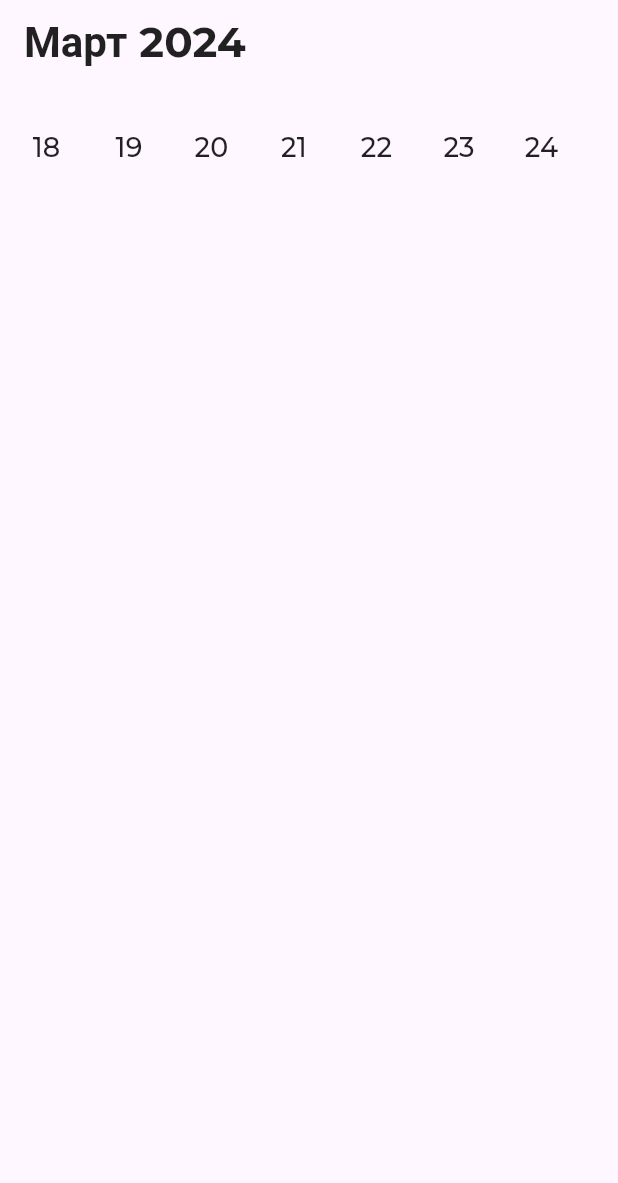
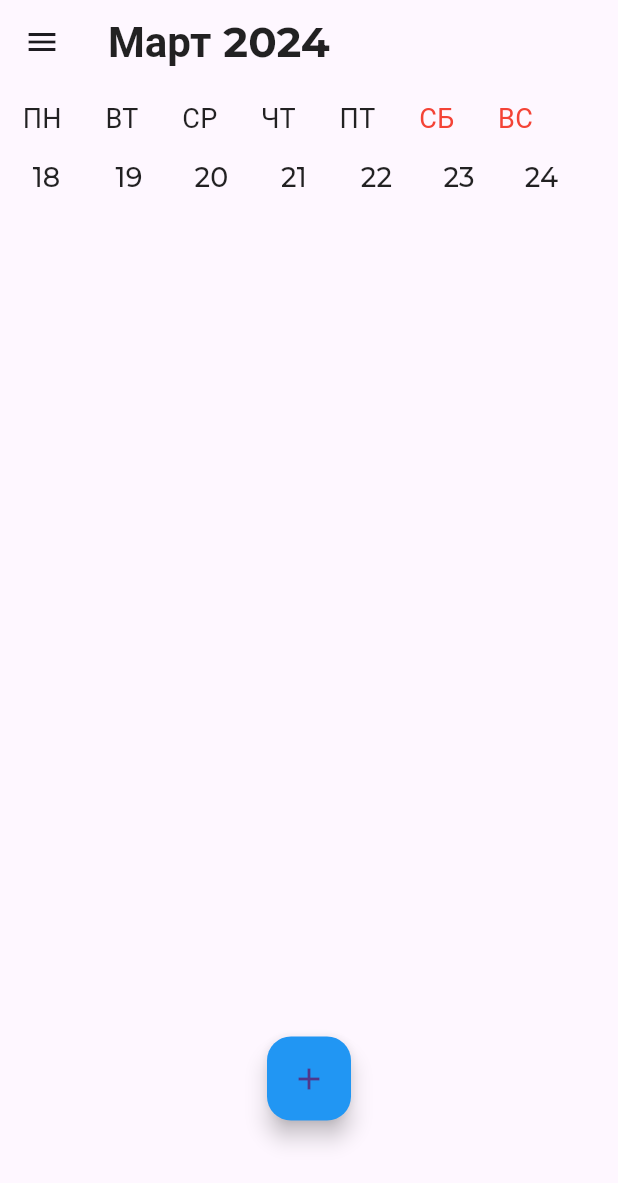
Before and after one commit to schlimmsten/Multitask, a Flutter app: the screen it shows after launch, after a tap on "Продолжить", on a phone screen of 412 x 824 dp. Shown: the top 1183 px of the screen. Run offline on Flutter 3.47's test engine with Material 3 defaults, Android fonts, the phone set to English and light mode, and no system bars; project files that could hold a hidden picture were left out.

Commit message:
Добавлены дни недели Собраны даты Кнопка добавления на главном экране Тотальное расчленение

```diff
--- /dev/null
+++ b/lib/main_screen_components/add_button.dart
@@ -0,0 +1,19 @@
+import 'package:flutter/material.dart';
+
+class AddButton extends StatelessWidget {
+  const AddButton({super.key});
+
+  @override
+  Widget build(BuildContext context) {
+    return Align(
+      alignment: Alignment.bottomCenter,
+      child: FloatingActionButton(
+        onPressed: () {
+        // момент добавления компонента
+        },
+        backgroundColor: Colors.blue,
+        child: const Icon(Icons.add),
+      )
+    );
+  }
+}
--- /dev/null
+++ b/lib/main_screen_components/date_builder.dart
@@ -0,0 +1,88 @@
+import 'package:flutter/material.dart';
+import 'package:multitask/text_style.dart';
+
+List<int> weekNumbers = [];
+DateTime now = DateTime.now();
+
+class DateBuilder extends StatefulWidget {
+  const DateBuilder({super.key});
+
+  @override
+  State<DateBuilder> createState() => _DateBuilderState();
+}
+
+class _DateBuilderState extends State<DateBuilder> {
+
+//куда то пихнуть initState, возможно обертка поможет
+
+  @override
+  void initState() {
+    super.initState();
+    _generateWeekNumbers();
+  }
+
+  void _generateWeekNumbers() {
+    int currentDay = now.weekday;
+    for (int i = 1; i <= 7; i++) {
+      int dayDifference = i - currentDay;
+      DateTime date = now.add(Duration(days: dayDifference));
+      weekNumbers.add(date.day);
+    }
+  }
+
+  @override
+  Widget build(BuildContext context) {
+      return SizedBox(
+        height: 65,
+        child: ListView.builder(
+          scrollDirection: Axis.horizontal,
+          itemCount: weekNumbers.length,
+          itemBuilder: (context, index) {
+            return DateOfWeek(text: weekNumbers[index].toString());
+          }
+        )
+      );
+    }
+}
+
+//ошибка сидит тут
+
+class DateOfWeek extends StatefulWidget {
+  final String text;
+
+  const DateOfWeek({super.key, required this.text});
+
+  //хули тварь ругается / реши потом
+  @override
+  State<DateOfWeek> createState() => _DateOfWeekState(text);
+}
+
+class _DateOfWeekState extends State<DateOfWeek> {
+
+  final String text;
+
+  _DateOfWeekState(this.text);
+
+  @override
+  Widget build(BuildContext context) {
+    return Container(
+    padding: const EdgeInsets.only(left: 7),
+    width: 55,
+    child: TextButton(
+      onPressed: () {
+        setState(() {
+          //меняем цвет
+        });
+      },
+      style: TextButton.styleFrom(
+        shape: const CircleBorder()
+        ),
+      child: Text(
+        text,
+        style: smallTextStyle(),
+        textAlign: TextAlign.center
+        ),
+      ),
+    );
+  }
+}
--- /dev/null
+++ b/lib/main_screen_components/day_builder.dart
@@ -0,0 +1,34 @@
+import 'package:flutter/material.dart';
+import 'package:multitask/text_style.dart';
+
+List<Text> days = [
+    Text('ПН', style: smallTextStyle()),
+    Text('ВТ', style: smallTextStyle()),
+    Text('СР', style: smallTextStyle()),
+    Text('ЧТ', style: smallTextStyle()),
+    Text('ПТ', style: smallTextStyle()),
+    Text('СБ', style: redSmallTextStyle()),
+    Text('ВС', style: redSmallTextStyle()),
+];
+
+class DayBuilder extends StatelessWidget {
+  const DayBuilder({super.key});
+
+  @override
+  Widget build(BuildContext context) {
+    return SizedBox(
+      height: 20,
+      child: ListView.builder(
+        //padding: const EdgeInsets.only(top: 10),
+        scrollDirection: Axis.horizontal,
+        itemCount: days.length,
+        itemBuilder: (context, index) {
+          return Padding(
+            padding: const EdgeInsets.only(left: 15, right: 14),
+            child: days[index]
+          );
+        }
+      )
+    );
+  }
+}
--- /dev/null
+++ b/lib/main_screen_components/main_screen_builder.dart
@@ -0,0 +1,28 @@
+import 'package:flutter/material.dart';
+import 'add_button.dart';
+import 'date_builder.dart';
+import 'day_builder.dart';
+
+class MainScreenBuilder extends StatefulWidget {
+  const MainScreenBuilder({super.key});
+
+  @override
+  State<MainScreenBuilder> createState() => _MainScreenBuilderState();
+}
+
+class _MainScreenBuilderState extends State<MainScreenBuilder> {
+  @override
+  Widget build(BuildContext context) {
+    return const Scaffold(
+      body: Column(
+        children: [
+          SizedBox(height: 10),
+          DayBuilder(),
+          DateBuilder(),
+          SizedBox(height: 540),
+          AddButton()
+        ],
+      ),
+    );
+  }
+}
--- a/lib/navigation rail/nav_rail.dart
+++ /dev/null
@@ -1,205 +0,0 @@
-import 'package:flutter/material.dart';
-
-class MyHomePage extends StatefulWidget {
-  const MyHomePage({super.key});
-
-  @override
-  State<MyHomePage> createState() => _MyHomePageState();
-}
-
-class _MyHomePageState extends State<MyHomePage> {
-  int _selectedIndex = 0;
-  static const TextStyle optionStyle =
-      TextStyle(fontSize: 30, fontWeight: FontWeight.bold);
-  static const List<Widget> _widgetOptions = <Widget>[
-    Text(
-      'Index 0: Home',
-      style: optionStyle,
-    ),
-    Text(
-      'Index 1: Business',
-      style: optionStyle,
-    ),
-    Text(
-      'Index 2: School',
-      style: optionStyle,
-    ),
-  ];
-
-  void _onItemTapped(int index) {
-    setState(() {
-      _selectedIndex = index;
-    });
-  }
-
-  @override
-  Widget build(BuildContext context) {
-    return Scaffold(
-      appBar: AppBar(title: const Text('')),
-      body: Center(
-        child: _widgetOptions[_selectedIndex],
-      ),
-      drawer: Drawer(
-        child: ListView(
-          padding: EdgeInsets.zero,
-          children: [
-            const DrawerHeader(
-              decoration: BoxDecoration(
-                color: Color.fromARGB(255, 35, 31, 240),
-              ),
-              child: Text('Drawer Header'),
-            ),
-            ListTile(
-              title: const Text('Home'),
-              selected: _selectedIndex == 0,
-              onTap: () {
-                _onItemTapped(0);
-                Navigator.pop(context);
-              },
-            ),
-            ListTile(
-              title: const Text('Business'),
-              selected: _selectedIndex == 1,
-              onTap: () {
-                _onItemTapped(1);
-                Navigator.pop(context);
-              },
-            ),
-            ListTile(
-              title: const Text('School'),
-              selected: _selectedIndex == 2,
-              onTap: () {
-                _onItemTapped(2);
-                Navigator.pop(context);
-              },
-            ),
-          ],
-        ),
-      ),
-    );
-  }
-}
-
-
-// import 'package:flutter/material.dart';
-
-// class Rail extends StatefulWidget {
-//   final Function(int) onItemSelected;
-//   const Rail({super.key, required this.onItemSelected});
-
-//   @override
-//   _RailState createState() => _RailState();
-// }
-
-// class _RailState extends State<Rail> {
-//   int _currentIndex = 0;
-//   final GlobalKey<ScaffoldState> _scaffoldKey = GlobalKey();
-
-//   @override
-//   Widget build(BuildContext context) {
-//     return Scaffold(
-//       key: _scaffoldKey,
-//       appBar: AppBar(
-//         leading: IconButton(
-//           icon: const Icon(Icons.menu),
-//           onPressed: () {
-//             _scaffoldKey.currentState?.openDrawer();
-//           },
-//         ),
-//       ),
-//       drawer: Drawer(
-//         width: MediaQuery.of(context).size.width * 0.5,
-//         child: CustomNavigationRail(
-//           currentIndex: _currentIndex,
-//           onItemSelected: (int index) {
-//             setState(() {
-//               _currentIndex = index;
-//             });
-//             Navigator.pop(context); // Close drawer after selection
-//           },
-//         ),
-
-//       ),
-//       body: Center(
-//         child: _getPageContent(_currentIndex),
-//       ),
-//     );
-//   }
-
-//   Widget _getPageContent(int index) {
-//     switch (index) {
-//       case 0:
-//         return const Text('Home Page Content');
-//       case 1:
-//         return const Text('Favorites Page Content');
-//       case 2:
-//         return const Text('Settings Page Content');
-//       default:
-//         return const Text('Invalid Index');
-//     }
-//   }
-// }
-
-// class CustomNavigationRail extends StatelessWidget {
-//   final int currentIndex;
-//   final void Function(int) onItemSelected;
-
-//   const CustomNavigationRail({super.key,
-//     required this.currentIndex,
-//     required this.onItemSelected,
-//   });
-
-//   @override
-//   Widget build(BuildContext context) {
-//     return NavigationRail(
-//       selectedIndex: currentIndex,
-//       onDestinationSelected: onItemSelected,
-//       labelType: NavigationRailLabelType.selected,
-
-//       destinations: const [
-//         NavigationRailDestination(
-//           icon: Align(
-//             alignment: Alignment.centerLeft, // Выравниваем иконку по левому краю
-//             child: Padding(
-//               padding: EdgeInsets.only(top: 100),
-//               child: Row(
-//               children: [
-//                 Icon(Icons.home, color: Color.fromARGB(255, 25, 10, 233), size: 35,),
-//                 SizedBox(width: 8,), // Добавим небольшой отступ между иконкой и текстом
-//                 Text('Главное меню', style: TextStyle(fontSize: 17),),
-//               ],
-//             ),
-//             ),
-
-//           ),
-//           label: Align(
-//             alignment: Alignment.centerLeft, // Выравниваем текст по левому краю
-//             child: Padding(
-//               padding: EdgeInsets.only(right: 50),
-//                 child: Text(''),
-//             ),
-//           ),
-//         ),
-//         NavigationRailDestination(
-//           icon: Align(
-//             alignment: Alignment.centerLeft, // Выравниваем иконку по левому краю
-//             child: Padding(
-//               padding: EdgeInsets.only(right: 40),
-//               child: Icon(Icons.search, size: 35),
-//             ),
-//           ),
-//           label: Align(
-//             alignment: Alignment.centerLeft, // Выравниваем текст по левому краю
-//             child: Padding(
-//               padding: EdgeInsets.only(right: 50),
-//               child: Text(''),
-//             ),
-//           ),
-//         ),
-
-//       ],
-//       minExtendedWidth: MediaQuery.of(context).size.width * 0.1, // Setting min width of extended menu
-//       extended: MediaQuery.of(context).size.width > 600, // Switching to extended mode based on screen width
-//     );
-//   }
-// }
--- /dev/null
+++ b/lib/navigation_rail/nav_rail.dart
@@ -0,0 +1,116 @@
+import 'package:flutter/material.dart';
+import 'package:multitask/main_screen_components/main_screen_builder.dart';
+import 'package:multitask/text_style.dart';
+import 'package:multitask/main_screen_components/date_builder.dart';
+
+var months = [
+    'Январь',
+    'Февраль',
+    'Март',
+    'Апрель',
+    'Май',
+    'Июнь',
+    'Июль',
+    'Август',
+    'Сентябрь',
+    'Октябрь',
+    'Ноябрь',
+    'Декабрь'
+  ];
+
+  //DateTime now = DateTime.now();
+
+class Navigation extends StatefulWidget {
+  const Navigation({super.key});
+
+  @override
+  State<Navigation> createState() => _NavigationState();
+}
+
+class _NavigationState extends State<Navigation> {
+
+  int _selectedIndex = 0;
+
+  static const TextStyle optionStyle =
+      TextStyle(fontSize: 30, fontWeight: FontWeight.bold);
+  static const List<Widget> _screenOptions = <Widget>[
+    //первый вызов
+    MainScreenBuilder(),
+    Text(
+      'Index 1: Business',
+      style: optionStyle,
+    ),
+    Text(
+      'Index 2: School',
+      style: optionStyle,
+    ),
+  ];
+
+  void _onItemTapped(int index) {
+    setState(() {
+      _selectedIndex = index;
+    });
+  }
+
+  //эта штука вызывается в body, а сами экраны должны быть в ней, она основной компонент
+
+  @override
+  Widget build(BuildContext context) {
+    return Scaffold(
+      //это должно менять на тап (в зависимости от окна)
+      appBar: AppBar(
+        title: Text(
+          currentMonthAndYear(),
+          style: headerTextStyle(),
+          )
+        ),
+      //надо оборачивать виджеты в экран и вызывать просто экран(но он типа класс/виджет)
+      body: _screenOptions[_selectedIndex],
+      drawer: Drawer(
+        child: ListView(
+          padding: EdgeInsets.zero,
+          children: [
+            DrawerHeader(
+              decoration: const BoxDecoration(
+                color: Color.fromARGB(255, 35, 31, 240),
+              ),
+              child: Text(
+                'Multitask',
+                style: headerTextStyle(),
+                ),
+            ),
+            ListTile(
+              title: const Text('Главное меню'),
+              selected: _selectedIndex == 0,
+              onTap: () {
+                _onItemTapped(0);
+                Navigator.pop(context);
+              },
+            ),
+            ListTile(
+              title: const Text('Расписание'),
+              selected: _selectedIndex == 1,
+              onTap: () {
+                _onItemTapped(1);
+                Navigator.pop(context);
+              },
+            ),
+            ListTile(
+              title: const Text('Настройки'),
+              selected: _selectedIndex == 2,
+              onTap: () {
+                _onItemTapped(2);
+                Navigator.pop(context);
+              },
+            ),
+          ],
+        ),
+      ),
+    );
+  }
+}
+
+String currentMonthAndYear() {
+  int month = now.month;
+  return  '${months[month - 1]} ${now.year}';
+}
--- a/lib/screens/main_screen.dart
+++ b/lib/screens/main_screen.dart
@@ -1,34 +1,6 @@
 //новая версия(GPT)
 import 'package:flutter/material.dart';
-import 'package:multitask/text_style.dart';
-
-DateTime now = DateTime.now();
-List<int> weekNumbers = [];
-
-var months = [
-    'Январь',
-    'Февраль',
-    'Март',
-    'Апрель',
-    'Май',
-    'Июнь',
-    'Июль',
-    'Август',
-    'Сентябрь',
-    'Октябрь',
-    'Ноябрь',
-    'Декабрь'
-  ];
-
-var days = [
-    'ПН',
-    'ВТ',
-    'СР',
-    'ЧТ',
-    'ПТ',
-    'СБ',
-    'ВС'
-];
+import 'package:multitask/navigation_rail/nav_rail.dart';
 
 
 class MainScreen extends StatefulWidget {
@@ -41,105 +13,9 @@ class MainScreen extends StatefulWidget {
 class MainScreenState extends State<MainScreen> {
 
   @override
-  void initState() {
-    super.initState();
-    _generateWeekNumbers();
-  }
-
-  void _generateWeekNumbers() {
-    int currentDay = now.weekday;
-    for (int i = 1; i <= 7; i++) {
-      int dayDifference = i - currentDay;
-      DateTime date = now.add(Duration(days: dayDifference));
-      weekNumbers.add(date.day);
-    }
-  }
-
-  @override
   Widget build(BuildContext context) {
-      return Scaffold(
-        //backgroundColor: Colors.black,
-        appBar: AppBar(
-        //padding: const EdgeInsets.only(top:40, left:40),
-          title: Text(
-            currentMonth(),
-            style: headerTextStyle(),
-            ),
-          ),
-        body: const SizedBox(
-          height: 85,
-          child: ListViewBuilder(),
-        )
+      return const Scaffold(
+        body: Navigation(),
       );
     }
   }
-
-String currentMonth() {
-  int month = now.month;
-  return  '${months[month - 1]} ${now.year}';
-}
-
-class ListViewBuilder extends StatelessWidget {
-  const ListViewBuilder({super.key});
-
-  @override
-  Widget build(BuildContext context) {
-      return ListView.builder(
-        scrollDirection: Axis.horizontal,
-        itemCount: weekNumbers.length,
-        itemBuilder: (context, index) {
-          return DateOfWeek(text: weekNumbers[index].toString());
-        }
-      );
-    }
-  }
-
-//ошибка сидит тут
-
-class DateOfWeek extends StatefulWidget {
-  final String text;
-
-  const DateOfWeek({super.key, required this.text});
-
-  //хули тварь ругается / реши потом
-  @override
-  State<DateOfWeek> createState() => _DateOfWeekState(text);
-}
-
-class _DateOfWeekState extends State<DateOfWeek> {
-
-  final String text;
-
-  _DateOfWeekState(this.text);
-
-  @override
-  Widget build(BuildContext context) {
-    return Container(
-    padding: const EdgeInsets.only(left: 7),
-    width: 55,
-    child: TextButton(
-      onPressed: () {
-        setState(() {
-          //меняем цвет
-        });
-      },
-      style: TextButton.styleFrom(
-        shape: const CircleBorder()
-        ),
-      child: Text(
-        text,
-        style: smallTextStyle(),
-        textAlign: TextAlign.center
-        ),
-      ),
-    );
-  }
-}
-
-// FloatingActionButton(
-//   onPressed: () {
-//     // Делаем что-то при нажатии кнопки.
-//   },
-//   child: Icon(Icons.add),
-//   backgroundColor: Colors.blue,
-// )
--- a/lib/text_style.dart
+++ b/lib/text_style.dart
@@ -23,8 +23,8 @@ TextStyle smallTextStyle() => const TextStyle(
   fontFamily: "Montserrat",
 );
 
-TextStyle buttonTextStyle() => const TextStyle(
-  fontSize: 10,
-  color: Colors.black87,
+TextStyle redSmallTextStyle() => const TextStyle(
+  fontSize: 18,
+  color: Colors.red,
   fontFamily: "Montserrat",
 );
```
